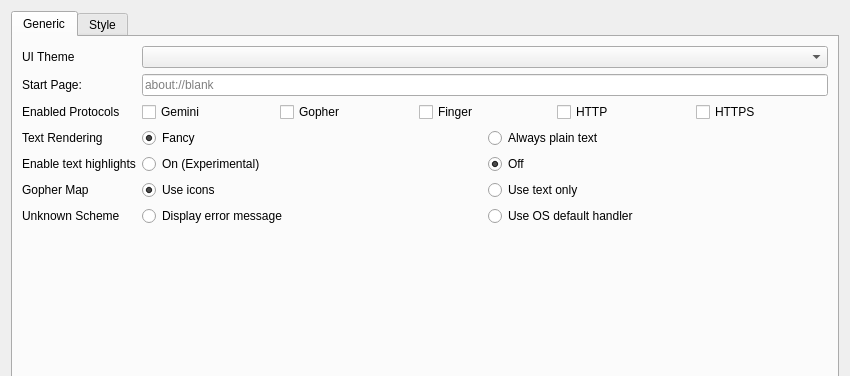
First picture: the form in src/settingsdialog.ui, repository ikskuh/kristall, before the edit; both pictures show x 0 to 850 and y 0 to 376 of the 850 by 650 pixel window.
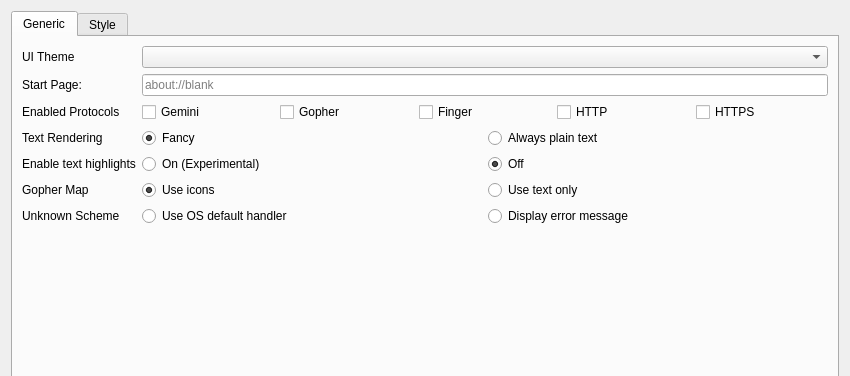
Second picture: the form after the edit. Icons and pictures are not drawn.

Patch:
```diff
--- a/src/settingsdialog.ui
+++ b/src/settingsdialog.ui
@@ -211,16 +211,6 @@
        </item>
        <item row="6" column="1">
         <layout class="QHBoxLayout" name="horizontalLayout_7">
-         <item>
-          <widget class="QRadioButton" name="scheme_error">
-           <property name="text">
-            <string>Display error message</string>
-           </property>
-           <attribute name="buttonGroup">
-            <string notr="true">buttonGroup</string>
-           </attribute>
-          </widget>
-         </item>
          <item>
           <widget class="QRadioButton" name="scheme_os_default">
            <property name="text">
@@ -231,6 +221,16 @@
            </attribute>
           </widget>
          </item>
+         <item>
+          <widget class="QRadioButton" name="scheme_error">
+           <property name="text">
+            <string>Display error message</string>
+           </property>
+           <attribute name="buttonGroup">
+            <string notr="true">buttonGroup</string>
+           </attribute>
+          </widget>
+         </item>
         </layout>
        </item>
       </layout>
```
Left out of the diff: 2 changed lines with no effect on the pictures.
